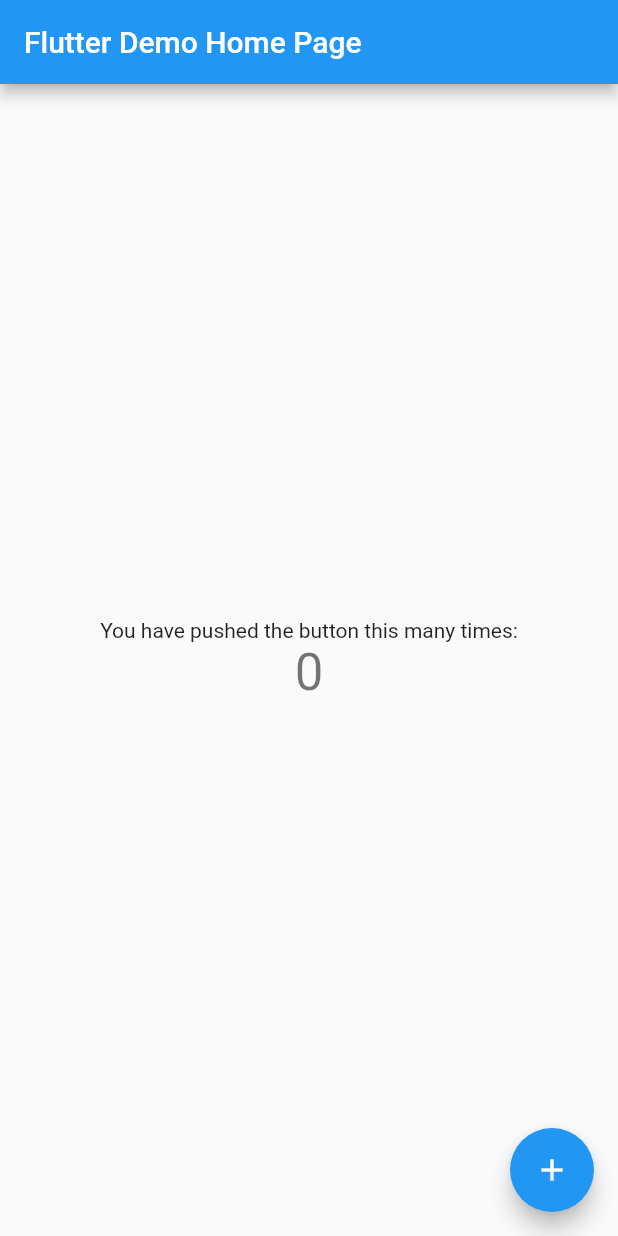
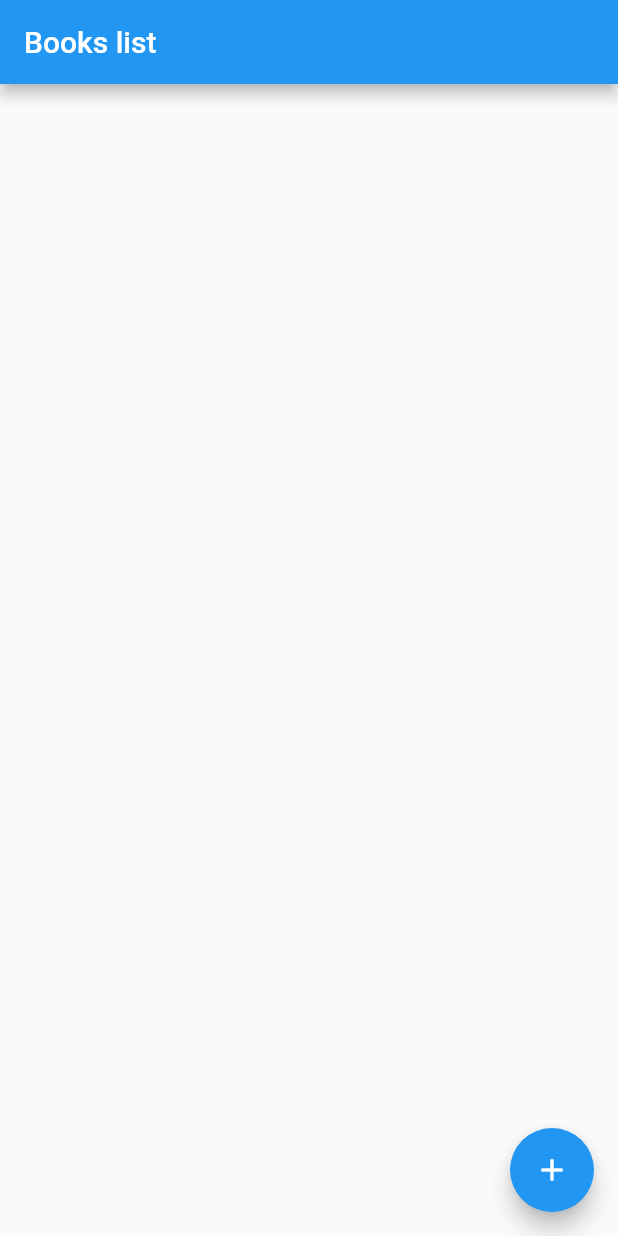
Before and after one commit to gaferneira/flutter_demo, a Flutter app: the screen it shows after launch, on a phone screen of 412 x 824 dp. Run offline on Flutter 3.47's test engine with Material 2 defaults, Android fonts, the phone set to English and light mode, and no system bars; our stand-ins replace cloud_firestore, firebase_core; accounts and stored records are empty.

Commit message:
Implement books list

```diff
--- /dev/null
+++ b/lib/data/entities/Book.dart
@@ -0,0 +1,19 @@
+class Book {
+  String id;
+  final String name;
+  final String author;
+  final String coverUrl;
+
+  bool selected = false;
+
+  Book({this.name, this.author, this.coverUrl}) : super();
+
+  factory Book.fromJson(Map<String, dynamic> json) => Book(
+        name: json["name"],
+        author: json["author"],
+        coverUrl: json["coverUrl"],
+      );
+
+  Map<String, dynamic> toJson() =>
+      {"name": name, "author": author, "coverUrl": coverUrl};
+}
--- /dev/null
+++ b/lib/data/repositories/BooksRepository.dart
@@ -0,0 +1,13 @@
+import '../FirestoreDataSource.dart';
+import '../entities/Book.dart';
+
+class BooksRepository {
+  final FirestoreDataSource firestoreDataSource = FirestoreDataSource();
+
+  Stream<List<Book>> fetchAllBooks() {
+    return firestoreDataSource.db.collection('books').snapshots().map(
+        (querySnapshot) => querySnapshot.docs
+            .map((documentSnapshot) => Book.fromJson(documentSnapshot.data()))
+            .toList());
+  }
+}
--- a/lib/main.dart
+++ b/lib/main.dart
@@ -1,5 +1,7 @@
 import 'package:firebase_core/firebase_core.dart';
 import 'package:flutter/material.dart';
+
+import 'pages/MyHomePage.dart';
 
 void main() async {
   WidgetsFlutterBinding.ensureInitialized();
@@ -29,92 +31,7 @@ class MyApp extends StatelessWidget {
         // closer together (more dense) than on mobile platforms.
         visualDensity: VisualDensity.adaptivePlatformDensity,
       ),
-      home: MyHomePage(title: 'Flutter Demo Home Page'),
+      home: MyHomePage(),
     );
   }
 }
-
-class MyHomePage extends StatefulWidget {
-  MyHomePage({Key key, this.title}) : super(key: key);
-
-  // This widget is the home page of your application. It is stateful, meaning
-  // that it has a State object (defined below) that contains fields that affect
-  // how it looks.
-
-  // This class is the configuration for the state. It holds the values (in this
-  // case the title) provided by the parent (in this case the App widget) and
-  // used by the build method of the State. Fields in a Widget subclass are
-  // always marked "final".
-
-  final String title;
-
-  @override
-  _MyHomePageState createState() => _MyHomePageState();
-}
-
-class _MyHomePageState extends State<MyHomePage> {
-  int _counter = 0;
-
-  void _incrementCounter() {
-    setState(() {
-      // This call to setState tells the Flutter framework that something has
-      // changed in this State, which causes it to rerun the build method below
-      // so that the display can reflect the updated values. If we changed
-      // _counter without calling setState(), then the build method would not be
-      // called again, and so nothing would appear to happen.
-      _counter++;
-    });
-  }
-
-  @override
-  Widget build(BuildContext context) {
-    // This method is rerun every time setState is called, for instance as done
-    // by the _incrementCounter method above.
-    //
-    // The Flutter framework has been optimized to make rerunning build methods
-    // fast, so that you can just rebuild anything that needs updating rather
-    // than having to individually change instances of widgets.
-    return Scaffold(
-      appBar: AppBar(
-        // Here we take the value from the MyHomePage object that was created by
-        // the App.build method, and use it to set our appbar title.
-        title: Text(widget.title),
-      ),
-      body: Center(
-        // Center is a layout widget. It takes a single child and positions it
-        // in the middle of the parent.
-        child: Column(
-          // Column is also a layout widget. It takes a list of children and
-          // arranges them vertically. By default, it sizes itself to fit its
-          // children horizontally, and tries to be as tall as its parent.
-          //
-          // Invoke "debug painting" (press "p" in the console, choose the
-          // "Toggle Debug Paint" action from the Flutter Inspector in Android
-          // Studio, or the "Toggle Debug Paint" command in Visual Studio Code)
-          // to see the wireframe for each widget.
-          //
-          // Column has various properties to control how it sizes itself and
-          // how it positions its children. Here we use mainAxisAlignment to
-          // center the children vertically; the main axis here is the vertical
-          // axis because Columns are vertical (the cross axis would be
-          // horizontal).
-          mainAxisAlignment: MainAxisAlignment.center,
-          children: <Widget>[
-            Text(
-              'You have pushed the button this many times:',
-            ),
-            Text(
-              '$_counter',
-              style: Theme.of(context).textTheme.headline4,
-            ),
-          ],
-        ),
-      ),
-      floatingActionButton: FloatingActionButton(
-        onPressed: _incrementCounter,
-        tooltip: 'Increment',
-        child: Icon(Icons.add),
-      ), // This trailing comma makes auto-formatting nicer for build methods.
-    );
-  }
-}
--- /dev/null
+++ b/lib/pages/MyHomePage.dart
@@ -0,0 +1,68 @@
+import 'dart:async';
+
+import 'package:flutter/material.dart';
+import 'package:flutterdemo/data/entities/Book.dart';
+import 'package:flutterdemo/data/repositories/BooksRepository.dart';
+
+class MyHomePage extends StatefulWidget {
+  MyHomePage({Key key}) : super(key: key);
+  @override
+  _MyHomePageState createState() => _MyHomePageState();
+}
+
+class _MyHomePageState extends State<MyHomePage> {
+  BooksRepository booksRepository = BooksRepository();
+  StreamSubscription streamSubscription;
+
+  List<Book> books = List();
+
+  @override
+  void initState() {
+    streamSubscription = booksRepository.fetchAllBooks().listen((newList) {
+      setState(() {
+        books = newList;
+      });
+    });
+    super.initState();
+  }
+
+  @override
+  Widget build(BuildContext context) {
+    final key = new GlobalKey<ScaffoldState>();
+    return Scaffold(
+      key: key,
+      appBar: AppBar(
+        title: Text("Books list"),
+      ),
+      body: new ListView(
+        children: books.map(_buildItem).toList(),
+      ),
+      floatingActionButton: FloatingActionButton(
+        onPressed: () {
+          key.currentState.showSnackBar(new SnackBar(
+            content: new Text("//TODO Implement"),
+          ));
+        },
+        tooltip: 'Add Book',
+        child: Icon(Icons.add),
+      ), // This trailing comma makes auto-formatting nicer for build methods.
+    );
+  }
+
+  Widget _buildItem(Book book) {
+    return new ListTile(
+      title: new Text(book.name),
+      subtitle: new Text('Author: ${book.author}'),
+      leading: Image.network(book.coverUrl),
+      onTap: () {
+        //TODO Implement see details
+      },
+    );
+  }
+
+  @override
+  void dispose() {
+    streamSubscription?.cancel();
+    super.dispose();
+  }
+}
```
